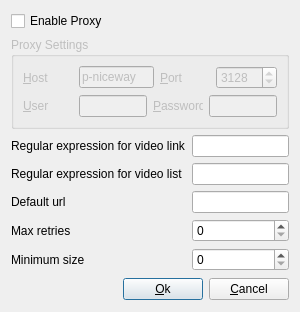
First picture: the form in dvdtools/recorder/prefswnd.ui, repository rickyrockrat/dvd-tools, before the edit.
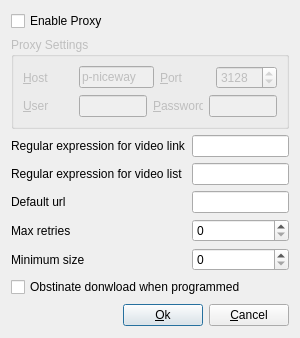
Second picture: the form after the edit.

```diff
--- a/dvdtools/recorder/prefswnd.ui
+++ b/dvdtools/recorder/prefswnd.ui
@@ -6,7 +6,7 @@
     <x>0</x>
     <y>0</y>
     <width>300</width>
-    <height>303</height>
+    <height>328</height>
    </rect>
   </property>
   <property name="sizePolicy" >
@@ -197,6 +197,13 @@
      </item>
     </layout>
    </item>
+   <item>
+    <widget class="QCheckBox" name="cbObstinate" >
+     <property name="text" >
+      <string>Obstinate donwload when programmed</string>
+     </property>
+    </widget>
+   </item>
    <item>
     <layout class="QHBoxLayout" >
      <item>
```
